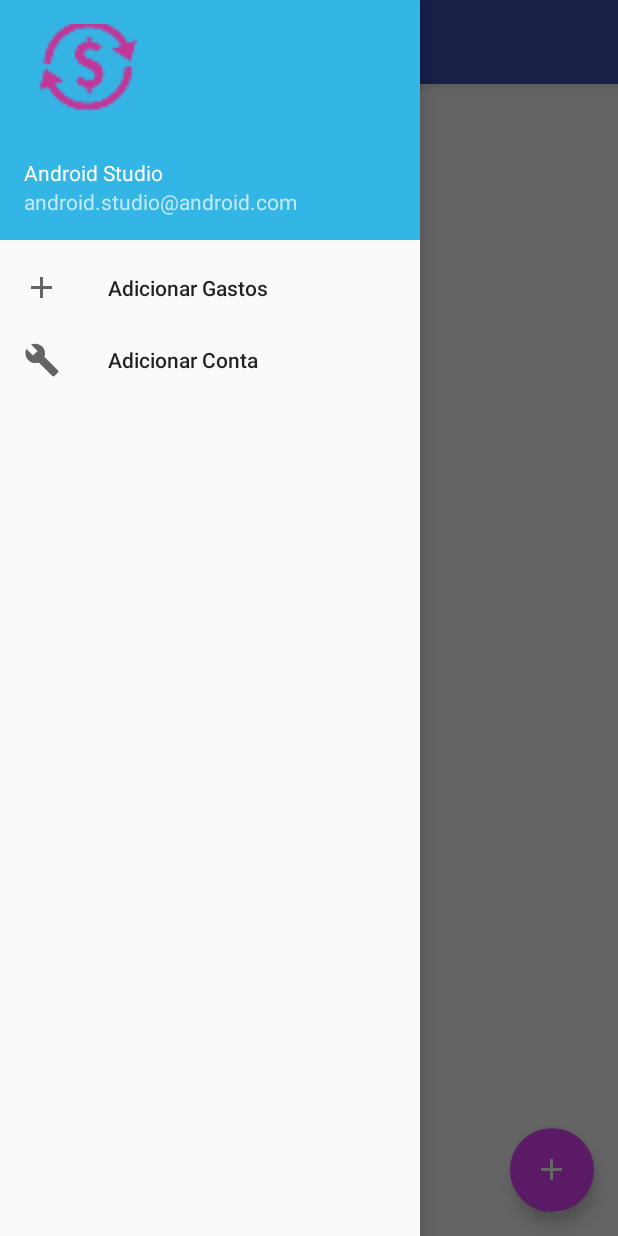
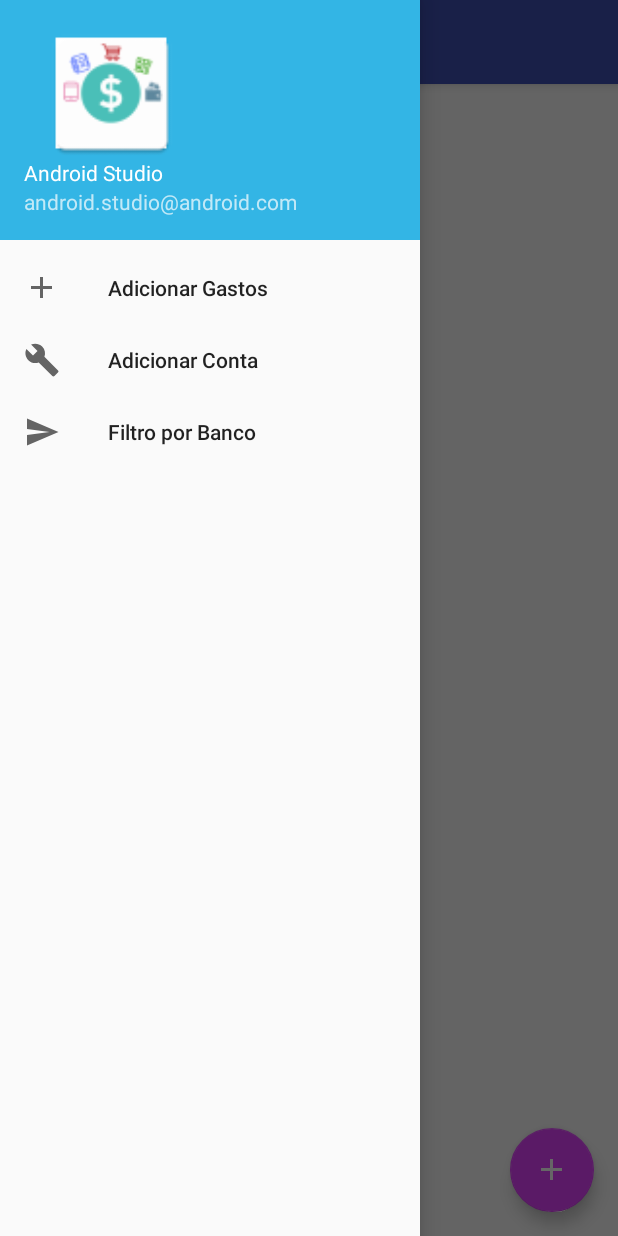
Before and after one commit to gabrielCorreaCordeiro/apsApp, an Android app: the screen it shows after launch (PrincipalActivity), with the side drawer open, on a phone screen of 412 x 824 dp. Run offline under Robolectric (Android 15) with nearby library versions, the phone set to English and light mode, and no system bars.

Commit message:
Mudança nos layouts

```diff
--- a/app/src/main/java/br/edu/utfpr/gabriel/financeiro/PrincipalActivity.java
+++ b/app/src/main/java/br/edu/utfpr/gabriel/financeiro/PrincipalActivity.java
@@ -3,7 +3,6 @@ package br.edu.utfpr.gabriel.financeiro;
 import android.content.Intent;
 import android.os.Bundle;
 import android.support.design.widget.FloatingActionButton;
-import android.support.design.widget.Snackbar;
 import android.support.v7.widget.RecyclerView;
 import android.support.v7.widget.StaggeredGridLayoutManager;
 import android.view.View;
@@ -16,11 +15,8 @@ import android.support.v7.widget.Toolbar;
 import android.view.Menu;
 import android.view.MenuItem;
 
-import java.util.ArrayList;
-
 import br.edu.utfpr.gabriel.financeiro.DAO.GastoDAO;
 import br.edu.utfpr.gabriel.financeiro.adapter.GastoAdapter;
-import br.edu.utfpr.gabriel.financeiro.modelo.Gasto;
 
 public class PrincipalActivity extends AppCompatActivity
         implements NavigationView.OnNavigationItemSelectedListener,View.OnClickListener {
@@ -73,7 +69,7 @@ public class PrincipalActivity extends AppCompatActivity
     }
 
     private void buildbutton (){
-        FloatingActionButton fab = (FloatingActionButton) findViewById(R.id.fab);
+        FloatingActionButton fab = (FloatingActionButton) findViewById(R.id.fab_add_gasto);
        fab.setOnClickListener(this);
 
     }
--- a/app/src/main/res/layout/app_bar_principal.xml
+++ b/app/src/main/res/layout/app_bar_principal.xml
@@ -22,7 +22,7 @@
     </android.support.design.widget.AppBarLayout>
 
     <android.support.design.widget.FloatingActionButton
-        android:id="@+id/fab"
+        android:id="@+id/fab_add_gasto"
         android:layout_width="wrap_content"
         android:layout_height="wrap_content"
         android:layout_gravity="bottom|end"
--- a/app/src/main/res/layout/nav_header_principal.xml
+++ b/app/src/main/res/layout/nav_header_principal.xml
@@ -13,16 +13,27 @@
     android:theme="@style/ThemeOverlay.AppCompat.Dark"
     android:weightSum="1">
 
+    <RelativeLayout
+        android:layout_width="match_parent"
+        android:layout_height="match_parent">
+
         <ImageView
             android:id="@+id/imageView"
-        android:layout_width="86dp"
-        android:layout_height="wrap_content"
-        app:srcCompat="@drawable/ic_action_nam"
-        android:layout_weight="1.41" />
+            android:layout_width="117dp"
+            android:layout_height="match_parent"
+            app:srcCompat="@mipmap/ic_launcher2"
+            android:layout_above="@+id/textView"
+            android:layout_alignParentLeft="true"
+            android:layout_alignParentStart="true"
+            android:layout_marginBottom="15dp" />
 
         <TextView
+            android:id="@+id/textView2"
             android:layout_width="match_parent"
             android:layout_height="wrap_content"
+            android:layout_above="@+id/textView"
+            android:layout_alignParentLeft="true"
+            android:layout_alignParentStart="true"
             android:paddingTop="@dimen/nav_header_vertical_spacing"
             android:text="Android Studio"
             android:textAppearance="@style/TextAppearance.AppCompat.Body1" />
@@ -31,6 +42,10 @@
             android:id="@+id/textView"
             android:layout_width="wrap_content"
             android:layout_height="wrap_content"
+            android:layout_alignParentBottom="true"
+            android:layout_alignParentLeft="true"
+            android:layout_alignParentStart="true"
             android:text="android.studio@android.com" />
+    </RelativeLayout>
 
 </LinearLayout>
--- a/app/src/main/res/menu/activity_principal_drawer.xml
+++ b/app/src/main/res/menu/activity_principal_drawer.xml
@@ -14,10 +14,12 @@
 
     </group>
 
-    <item android:title="Filtro por Banco">
-        <menu>
+    <group android:checkableBehavior="single">
+    <item
+        android:id="@+id/filtro_banco"
+        android:icon="@drawable/ic_menu_send"
+        android:title="Filtro por Banco">
 
-        </menu>
     </item>
-
+    </group>
 </menu>
```
Also changed, not shown: app/src/main/res/layout/activity_adicionar_conta.xml (+20 -4 lines), app/src/main/res/layout/activity_tranferencia.xml (+13 -12 lines), app/src/main/ic_launcher-web.png (added), app/src/main/ic_launcher2-web.png (added), app/src/main/res/mipmap-hdpi/ic_launcher.png, app/src/main/res/mipmap-hdpi/ic_launcher2.png (added), app/src/main/res/mipmap-mdpi/ic_launcher.png, app/src/main/res/mipmap-mdpi/ic_launcher2.png (added), app/src/main/res/mipmap-xhdpi/ic_launcher.png, app/src/main/res/mipmap-xhdpi/ic_launcher2.png (added), app/src/main/res/mipmap-xxhdpi/ic_launcher.png, app/src/main/res/mipmap-xxhdpi/ic_launcher2.png (added), app/src/main/res/mipmap-xxxhdpi/ic_launcher.png, app/src/main/res/mipmap-xxxhdpi/ic_launcher2.png (added), 16 other files. Lines whose indentation alone changed are shown as unchanged.
